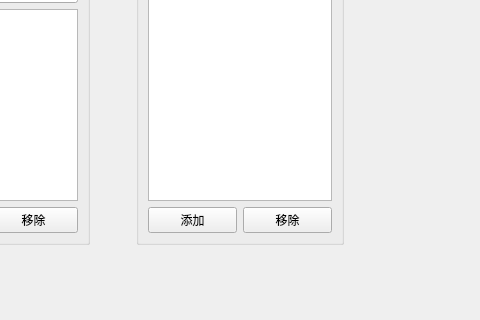
wangkungit5905/PzAssistant, file forms/apcbase.ui: the form before one commit; both pictures show x 129 to 609 and y 124 to 444 of the 738 by 444 pixel window.
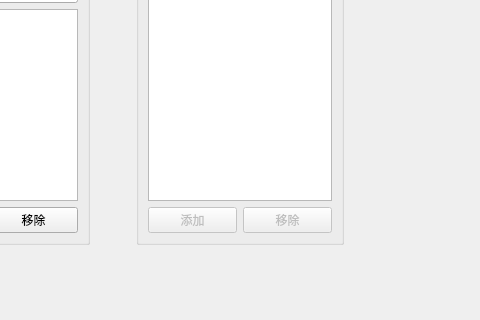
The form after the commit.

What changed in the file:
```diff
--- a/forms/apcbase.ui
+++ b/forms/apcbase.ui
@@ -167,6 +167,9 @@
          <layout class="QHBoxLayout" name="horizontalLayout_5">
           <item>
            <widget class="QPushButton" name="addUser">
+            <property name="enabled">
+             <bool>false</bool>
+            </property>
             <property name="text">
              <string>添加</string>
             </property>
@@ -174,6 +177,9 @@
           </item>
           <item>
            <widget class="QPushButton" name="removeUser">
+            <property name="enabled">
+             <bool>false</bool>
+            </property>
             <property name="text">
              <string>移除</string>
             </property>
```
